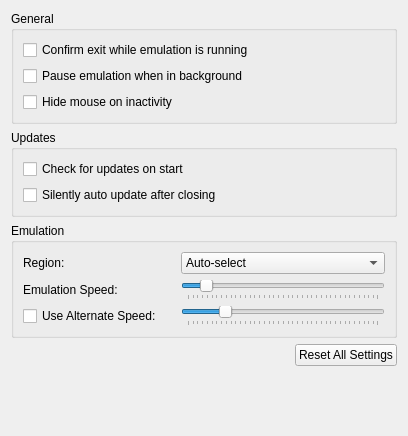
eve2ptp/citra-canary, file src/citra_qt/configuration/configure_general.ui: the form before one commit.
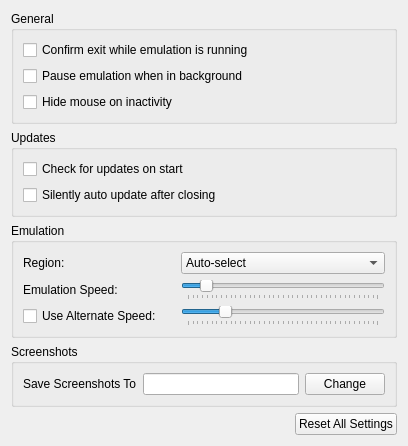
The form after the commit.

Patch:
```diff
--- a/src/citra_qt/configuration/configure_general.ui
+++ b/src/citra_qt/configuration/configure_general.ui
@@ -213,6 +213,33 @@
        </layout>
       </widget>
      </item>
+     <item>
+      <widget class="QGroupBox" name="screenshot_group">
+       <property name="title">
+        <string>Screenshots</string>
+       </property>
+       <layout class="QHBoxLayout" name="horizontalLayout_2">
+        <item>
+         <widget class="QLabel" name="label_2">
+          <property name="text">
+           <string>Save Screenshots To</string>
+          </property>
+         </widget>
+        </item>
+        <item>
+         <widget class="QLineEdit" name="screenshot_dir_path">
+         </widget>
+        </item>
+        <item>
+         <widget class="QPushButton" name="change_screenshot_dir">
+          <property name="text">
+           <string>Change</string>
+          </property>
+         </widget>
+        </item>
+       </layout>
+      </widget>
+     </item>
      <item alignment="Qt::AlignRight">
       <widget class="QPushButton" name="button_reset_defaults">
        <property name="text">
```
Left out of the diff: 2 changed lines with no effect on the pictures.
